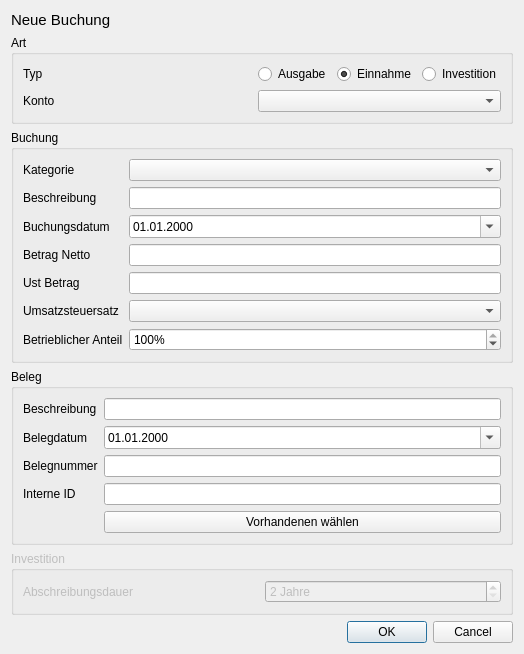
Before: the Qt Designer form entry.ui in lippit/aussackler, drawn with Qt 5.
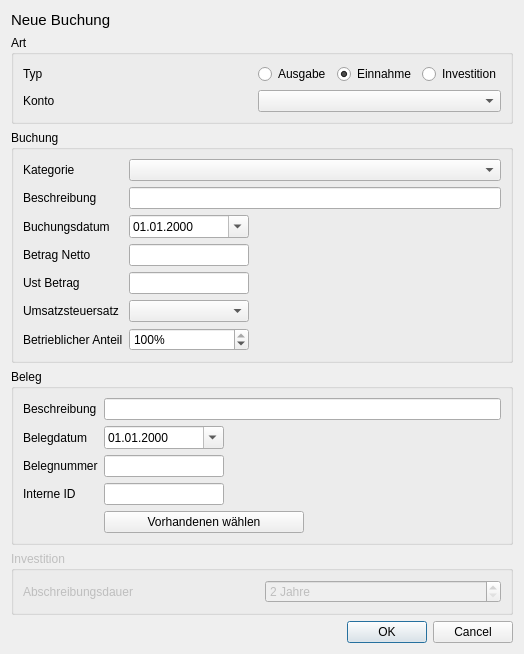
After: the same form once the commit is applied.

Patch:
```diff
--- a/entry.ui
+++ b/entry.ui
@@ -107,7 +107,14 @@
        </widget>
       </item>
       <item row="4" column="1">
-       <widget class="QLineEdit" name="vatAmount"/>
+       <widget class="QLineEdit" name="vatAmount">
+        <property name="maximumSize">
+         <size>
+          <width>120</width>
+          <height>16777215</height>
+         </size>
+        </property>
+       </widget>
       </item>
       <item row="6" column="0">
        <widget class="QLabel" name="label_5">
@@ -118,6 +125,12 @@
       </item>
       <item row="2" column="1">
        <widget class="QDateEdit" name="transactionDate">
+        <property name="maximumSize">
+         <size>
+          <width>120</width>
+          <height>16777215</height>
+         </size>
+        </property>
         <property name="displayFormat">
          <string>dd.MM.yyyy</string>
         </property>
@@ -128,6 +141,12 @@
       </item>
       <item row="6" column="1">
        <widget class="QSpinBox" name="chargePercentage">
+        <property name="maximumSize">
+         <size>
+          <width>120</width>
+          <height>16777215</height>
+         </size>
+        </property>
         <property name="suffix">
          <string>%</string>
         </property>
@@ -155,6 +174,12 @@
       </item>
       <item row="3" column="1">
        <widget class="QLineEdit" name="amount">
+        <property name="maximumSize">
+         <size>
+          <width>120</width>
+          <height>16777215</height>
+         </size>
+        </property>
         <property name="text">
          <string/>
         </property>
@@ -175,7 +200,14 @@
        </widget>
       </item>
       <item row="5" column="1">
-       <widget class="QComboBox" name="vatPercentage"/>
+       <widget class="QComboBox" name="vatPercentage">
+        <property name="maximumSize">
+         <size>
+          <width>120</width>
+          <height>16777215</height>
+         </size>
+        </property>
+       </widget>
       </item>
       <item row="0" column="0">
        <widget class="QLabel" name="label_10">
@@ -204,7 +236,14 @@
        </widget>
       </item>
       <item row="3" column="1">
-       <widget class="QLineEdit" name="documentId"/>
+       <widget class="QLineEdit" name="documentId">
+        <property name="maximumSize">
+         <size>
+          <width>120</width>
+          <height>16777215</height>
+         </size>
+        </property>
+       </widget>
       </item>
       <item row="0" column="0">
        <widget class="QLabel" name="label_9">
@@ -214,7 +253,14 @@
        </widget>
       </item>
       <item row="2" column="1">
-       <widget class="QLineEdit" name="documentNumber"/>
+       <widget class="QLineEdit" name="documentNumber">
+        <property name="maximumSize">
+         <size>
+          <width>120</width>
+          <height>16777215</height>
+         </size>
+        </property>
+       </widget>
       </item>
       <item row="1" column="0">
        <widget class="QLabel" name="label_7">
@@ -235,6 +281,12 @@
       </item>
       <item row="1" column="1">
        <widget class="QDateEdit" name="documentDate">
+        <property name="maximumSize">
+         <size>
+          <width>120</width>
+          <height>16777215</height>
+         </size>
+        </property>
         <property name="displayFormat">
          <string>dd.MM.yyyy</string>
         </property>
@@ -245,6 +297,12 @@
       </item>
       <item row="4" column="1">
        <widget class="QPushButton" name="chooseDocument">
+        <property name="maximumSize">
+         <size>
+          <width>200</width>
+          <height>16777215</height>
+         </size>
+        </property>
         <property name="text">
          <string>Vorhandenen wählen</string>
         </property>
```
Left out of the diff: 17 changed lines with no effect on the pictures.
